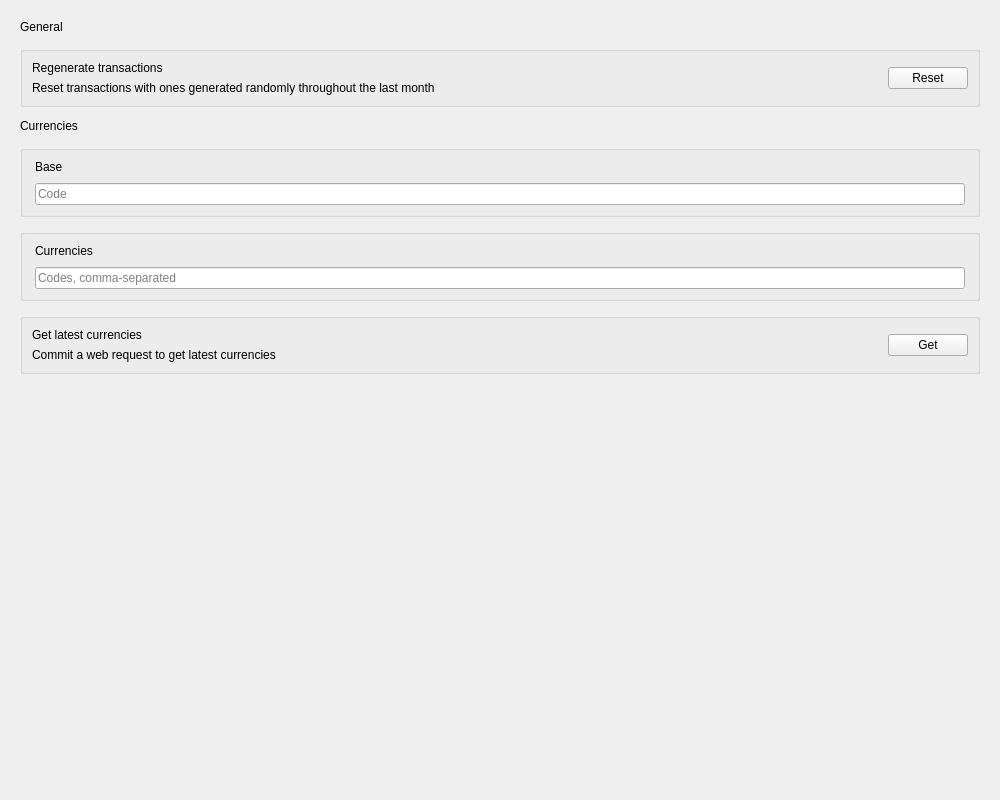
Before: the Qt Designer form Desktop/Pages/Settings/SettingsPage.ui in david4more/CoinWarden, drawn with Qt 5.
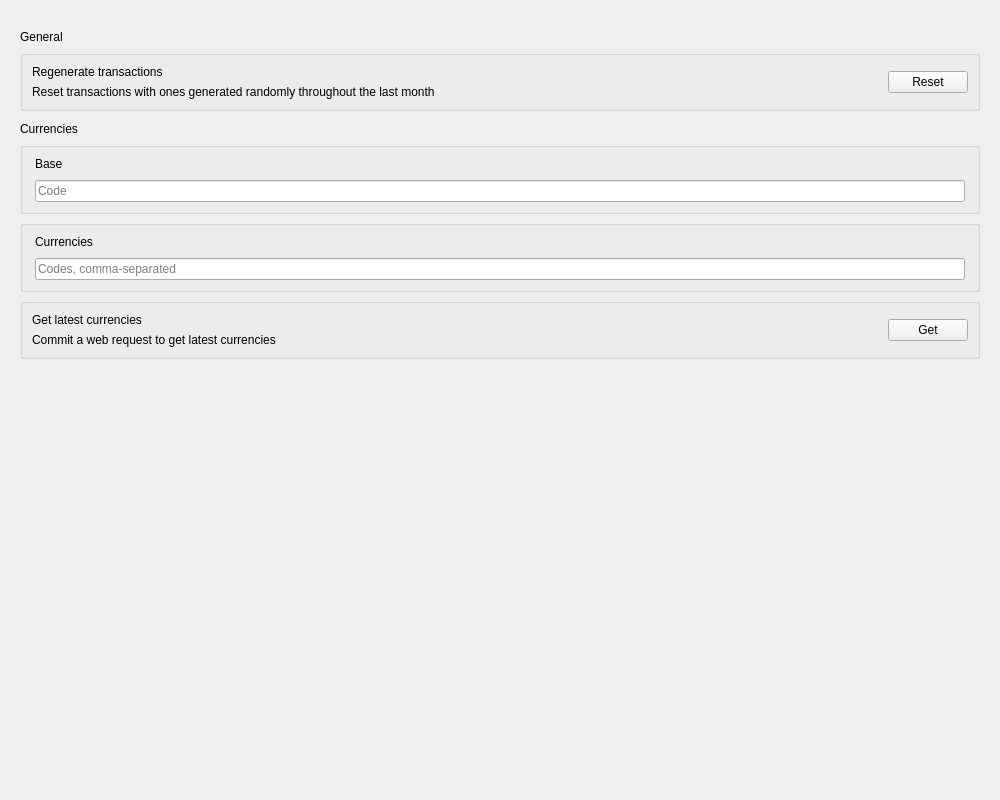
After: the same form once the commit is applied.

What changed in the file:
```diff
--- a/Desktop/Pages/Settings/SettingsPage.ui
+++ b/Desktop/Pages/Settings/SettingsPage.ui
@@ -18,8 +18,24 @@
     <widget class="QWidget" name="container" native="true">
      <layout class="QVBoxLayout" name="verticalLayout">
       <property name="spacing">
-       <number>12</number>
+       <number>6</number>
       </property>
+      <item>
+       <spacer name="verticalSpacer_2">
+        <property name="orientation">
+         <enum>Qt::Orientation::Vertical</enum>
+        </property>
+        <property name="sizeType">
+         <enum>QSizePolicy::Policy::Fixed</enum>
+        </property>
+        <property name="sizeHint" stdset="0">
+         <size>
+          <width>20</width>
+          <height>10</height>
+         </size>
+        </property>
+       </spacer>
+      </item>
       <item>
        <widget class="QLabel" name="label_13">
         <property name="layoutDirection">
@@ -103,6 +119,22 @@
         </layout>
        </widget>
       </item>
+      <item>
+       <spacer name="verticalSpacer">
+        <property name="orientation">
+         <enum>Qt::Orientation::Vertical</enum>
+        </property>
+        <property name="sizeType">
+         <enum>QSizePolicy::Policy::Fixed</enum>
+        </property>
+        <property name="sizeHint" stdset="0">
+         <size>
+          <width>20</width>
+          <height>5</height>
+         </size>
+        </property>
+       </spacer>
+      </item>
       <item>
        <widget class="QLabel" name="label_14">
         <property name="styleSheet">
```
